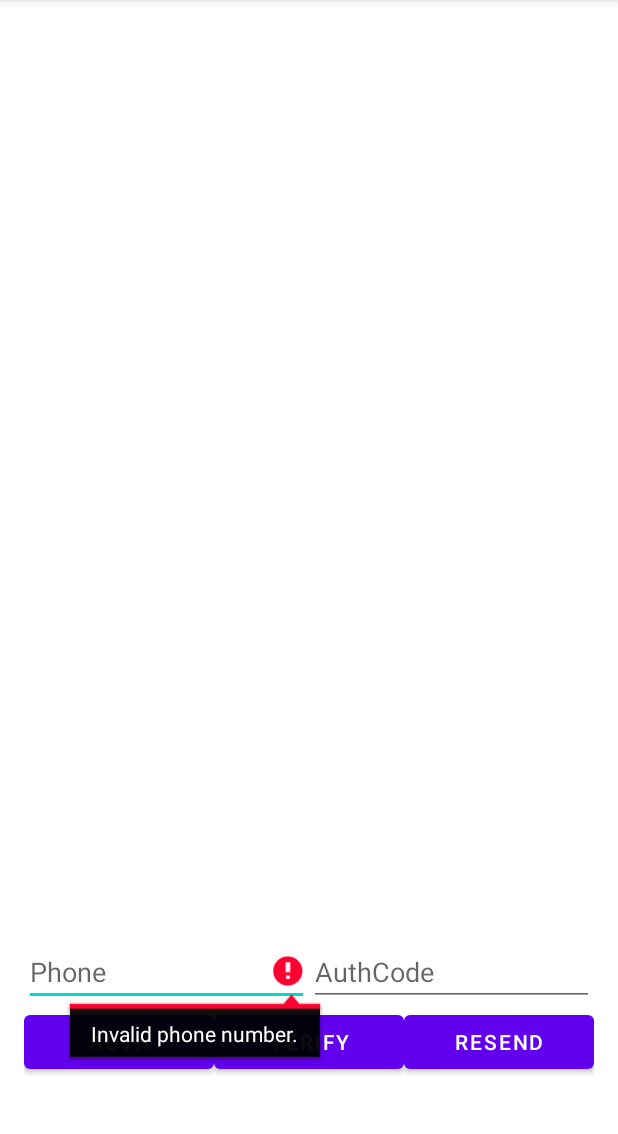
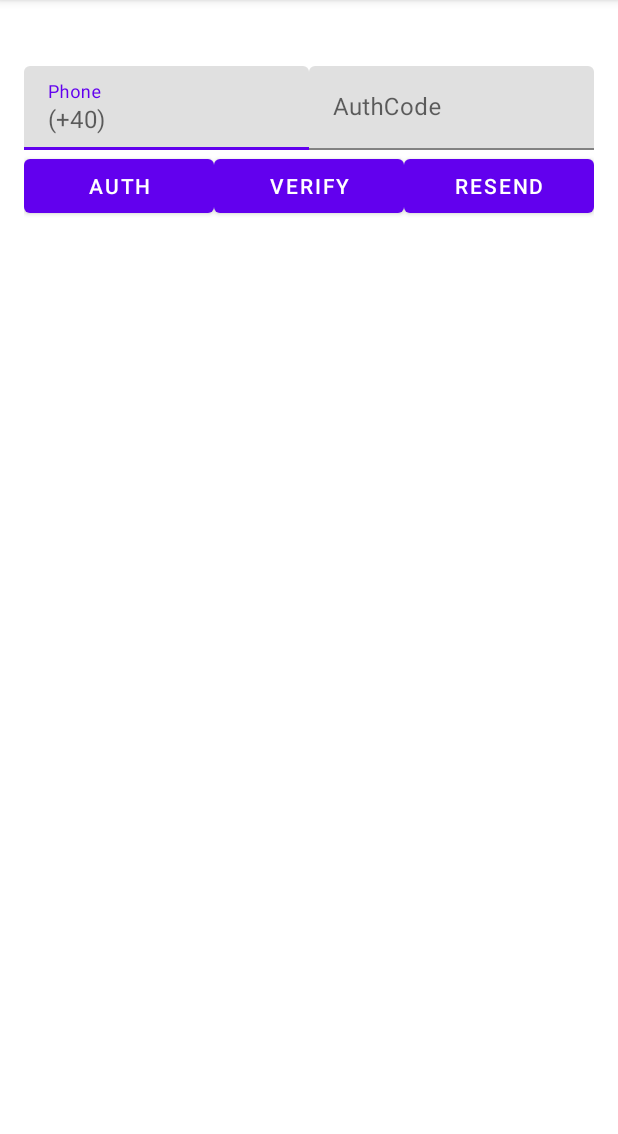
Before and after one commit to alexandrumeterez/covidtracer, an Android app: the PhoneRegisterActivity screen opened directly, with no data from a screen before it, after a tap on "AUTH", on a phone screen of 412 x 824 dp, the part 84-1218 px from its top. Run offline under Robolectric (Android 15) with nearby library versions, the phone set to English and light mode, and no system bars; our stand-ins replace Firebase (no records; nobody signed in at launch, a user with empty details on screens opened directly).

Commit message:
working on material design for the register

```diff
--- a/app/build.gradle
+++ b/app/build.gradle
@@ -30,7 +30,7 @@ android {
 dependencies {
     implementation fileTree(dir: 'libs', include: ['*.jar'])
     implementation 'com.google.firebase:firebase-firestore:21.4.1'
-    implementation 'com.google.android.material:material:1.1.0'
+    implementation 'com.google.android.material:material:1.2.0-alpha02'
     implementation 'com.google.firebase:firebase-auth:19.3.0'
     implementation 'com.android.support:multidex:1.0.3'
     implementation 'com.google.android.gms:play-services-nearby:17.0.0'
--- a/app/src/main/AndroidManifest.xml
+++ b/app/src/main/AndroidManifest.xml
@@ -7,6 +7,7 @@
     <uses-permission android:name="android.permission.FOREGROUND_SERVICE" />
 
     <application
+
         android:allowBackup="true"
         android:icon="@mipmap/ic_launcher"
         android:label="@string/app_name"
--- a/app/src/main/java/com/example/covidtracer/PhoneRegisterActivity.java
+++ b/app/src/main/java/com/example/covidtracer/PhoneRegisterActivity.java
@@ -18,6 +18,7 @@ import com.example.covidtracer.dbhelpers.FirebaseDatabaseHelper;
 import com.example.covidtracer.models.User;
 import com.google.android.gms.tasks.OnCompleteListener;
 import com.google.android.gms.tasks.Task;
+import com.google.android.material.textfield.TextInputLayout;
 import com.google.firebase.FirebaseException;
 import com.google.firebase.FirebaseTooManyRequestsException;
 import com.google.firebase.auth.AuthResult;
@@ -51,10 +52,9 @@ public class PhoneRegisterActivity extends AppCompatActivity implements
     private PhoneAuthProvider.OnVerificationStateChangedCallbacks mCallbacks;
 
     private ViewGroup mPhoneNumberViews;
-    private ViewGroup mSignedInViews;
 
-    private EditText mPhoneNumberField;
-    private EditText mVerificationField;
+    private TextInputLayout mPhoneNumberField;
+    private TextInputLayout mVerificationField;
 
     private Button mStartButton;
     private Button mVerifyButton;
@@ -72,7 +72,6 @@ public class PhoneRegisterActivity extends AppCompatActivity implements
         }
 
         mPhoneNumberViews = findViewById(R.id.phoneAuthFields);
-        mSignedInViews = findViewById(R.id.signedInButtons);
 
 
         mPhoneNumberField = findViewById(R.id.fieldPhoneNumber);
@@ -156,7 +155,7 @@ public class PhoneRegisterActivity extends AppCompatActivity implements
         updateUI(currentUser);
 
         if (mVerificationInProgress && validatePhoneNumber()) {
-            startPhoneNumberVerification(mPhoneNumberField.getText().toString());
+            startPhoneNumberVerification("+40" + mPhoneNumberField.getEditText().getText().toString());
         }
     }
 
@@ -268,16 +267,16 @@ public class PhoneRegisterActivity extends AppCompatActivity implements
         if (user == null) {
             // Signed out
             mPhoneNumberViews.setVisibility(View.VISIBLE);
-            mSignedInViews.setVisibility(View.GONE);
         } else {
-            final User newUser = new User(mPhoneNumberField.getText().toString(), "Sanatos");
+            final String phoneNumber = "+40" + mPhoneNumberField.getEditText().getText().toString();
+            final User newUser = new User(phoneNumber, "Sanatos");
             FirebaseDatabaseHelper.getInstance().addUser(newUser, this, new FirebaseDatabaseHelper.DataStatus() {
                 @Override
                 public void Success() {
                     Log.d(TAG, "Added new user");
                     final SharedPreferences sharedPreferences = getSharedPreferences(getString(R.string.preference_file_key), Context.MODE_PRIVATE);
                     SharedPreferences.Editor editor = sharedPreferences.edit();
-                    editor.putString(getString(R.string.phone), mPhoneNumberField.getText().toString());
+                    editor.putString(getString(R.string.phone), phoneNumber);
                     editor.putString(getString(R.string.status), "Sanatos");
                     editor.putBoolean(getString(R.string.registered), true);
                     editor.commit();
@@ -295,7 +294,8 @@ public class PhoneRegisterActivity extends AppCompatActivity implements
     }
 
     private boolean validatePhoneNumber() {
-        String phoneNumber = mPhoneNumberField.getText().toString();
+
+        String phoneNumber = "+40" + mPhoneNumberField.getEditText().getText().toString();
         if (TextUtils.isEmpty(phoneNumber)) {
             mPhoneNumberField.setError("Invalid phone number.");
             return false;
@@ -323,10 +323,10 @@ public class PhoneRegisterActivity extends AppCompatActivity implements
                 if (!validatePhoneNumber()) {
                     return;
                 }
-                startPhoneNumberVerification(mPhoneNumberField.getText().toString());
+                startPhoneNumberVerification("+40" + mPhoneNumberField.getEditText().getText().toString());
                 break;
             case R.id.buttonVerifyPhone:
-                String code = mVerificationField.getText().toString();
+                String code = mVerificationField.getEditText().getText().toString();
                 if (TextUtils.isEmpty(code)) {
                     mVerificationField.setError("Cannot be empty.");
                     return;
@@ -334,7 +334,7 @@ public class PhoneRegisterActivity extends AppCompatActivity implements
                 verifyPhoneNumberWithCode(mVerificationId, code);
                 break;
             case R.id.buttonResend:
-                resendVerificationCode(mPhoneNumberField.getText().toString(), mResendToken);
+                resendVerificationCode("+40" + mPhoneNumberField.getEditText().getText().toString(), mResendToken);
                 break;
         }
     }
--- a/app/src/main/res/layout/activity_logged_in.xml
+++ b/app/src/main/res/layout/activity_logged_in.xml
@@ -4,6 +4,7 @@
     xmlns:tools="http://schemas.android.com/tools"
     android:layout_width="match_parent"
     android:layout_height="match_parent"
+    android:theme="@style/Theme.MaterialComponents.Light.NoActionBar"
     tools:context=".LoggedInActivity">
 
 
--- a/app/src/main/res/layout/activity_phone_register.xml
+++ b/app/src/main/res/layout/activity_phone_register.xml
@@ -1,17 +1,11 @@
 <LinearLayout xmlns:android="http://schemas.android.com/apk/res/android"
+    xmlns:app="http://schemas.android.com/apk/res-auto"
     xmlns:tools="http://schemas.android.com/tools"
     android:id="@+id/main_layout"
     android:layout_width="match_parent"
     android:layout_height="match_parent"
     android:orientation="vertical"
     android:weightSum="4">
-
-    <LinearLayout
-        android:layout_width="match_parent"
-        android:layout_height="0dp"
-        android:layout_weight="3"
-        android:gravity="center_horizontal"
-        android:orientation="vertical"/>
 
 
     <RelativeLayout
@@ -34,23 +28,42 @@
                 android:orientation="horizontal"
                 android:weightSum="2.0">
 
-                <EditText
+                <com.google.android.material.textfield.TextInputLayout
                     android:id="@+id/fieldPhoneNumber"
                     android:layout_width="0dp"
                     android:layout_height="wrap_content"
                     android:layout_weight="1.0"
                     android:hint="Phone"
-                    android:inputType="phone" />
+                    android:inputType="phone"
 
-                <EditText
+                    app:prefixText="(+40)">
+
+                    <com.google.android.material.textfield.TextInputEditText
+                        android:layout_width="match_parent"
+                        android:layout_height="wrap_content"
+                        android:maxLength="9"
+                        android:singleLine="true" />
+
+                </com.google.android.material.textfield.TextInputLayout>
+
+                <com.google.android.material.textfield.TextInputLayout
                     android:id="@+id/fieldVerificationCode"
                     android:layout_width="0dp"
                     android:layout_height="wrap_content"
                     android:layout_weight="1.0"
                     android:hint="AuthCode"
-                    android:inputType="number" />
+                    android:inputType="number">
+
+                    <com.google.android.material.textfield.TextInputEditText
+                        android:layout_width="match_parent"
+                        android:layout_height="wrap_content"
+                        android:maxLength="6"
+                        android:singleLine="true" />
+
+                </com.google.android.material.textfield.TextInputLayout>
 
             </LinearLayout>
+
 
             <LinearLayout
                 android:layout_width="match_parent"
@@ -82,18 +95,6 @@
 
         </LinearLayout>
 
-        <LinearLayout
-            android:id="@+id/signedInButtons"
-            android:layout_width="match_parent"
-            android:layout_height="wrap_content"
-            android:layout_centerInParent="true"
-            android:orientation="horizontal"
-            android:paddingLeft="16dp"
-            android:paddingRight="16dp"
-            android:visibility="gone"
-            android:weightSum="1.0">
-
-        </LinearLayout>
 
     </RelativeLayout>
 
```
Also changed, not shown: app/src/main/res/layout/activity_main.xml (+9 -2 lines).
